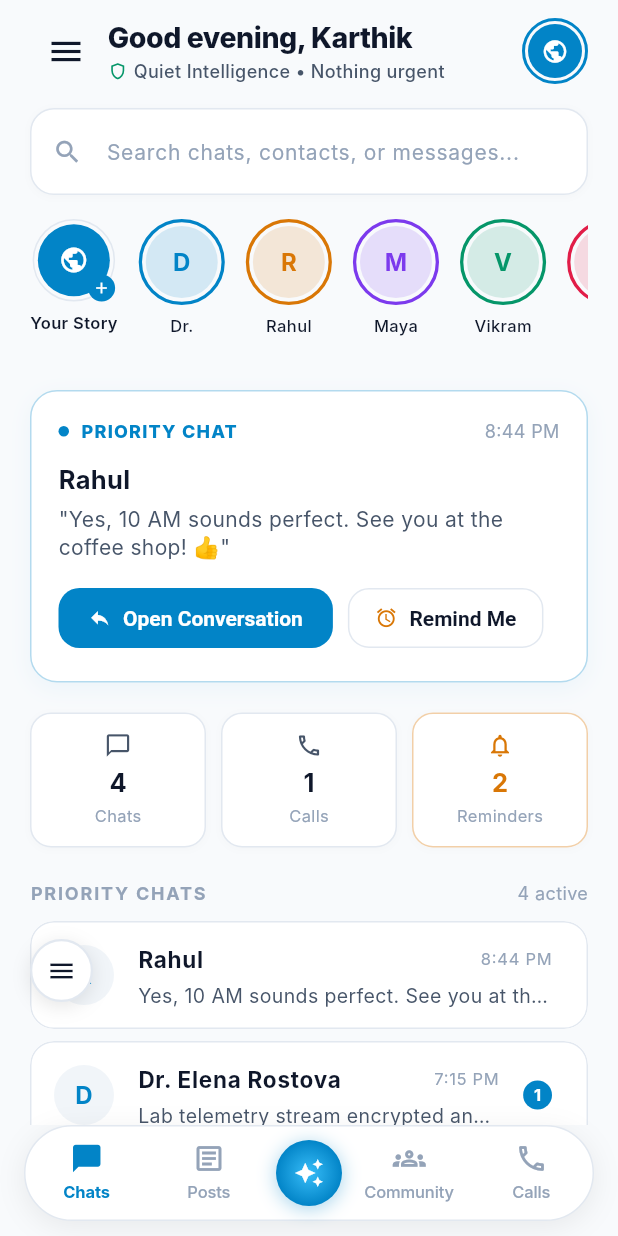
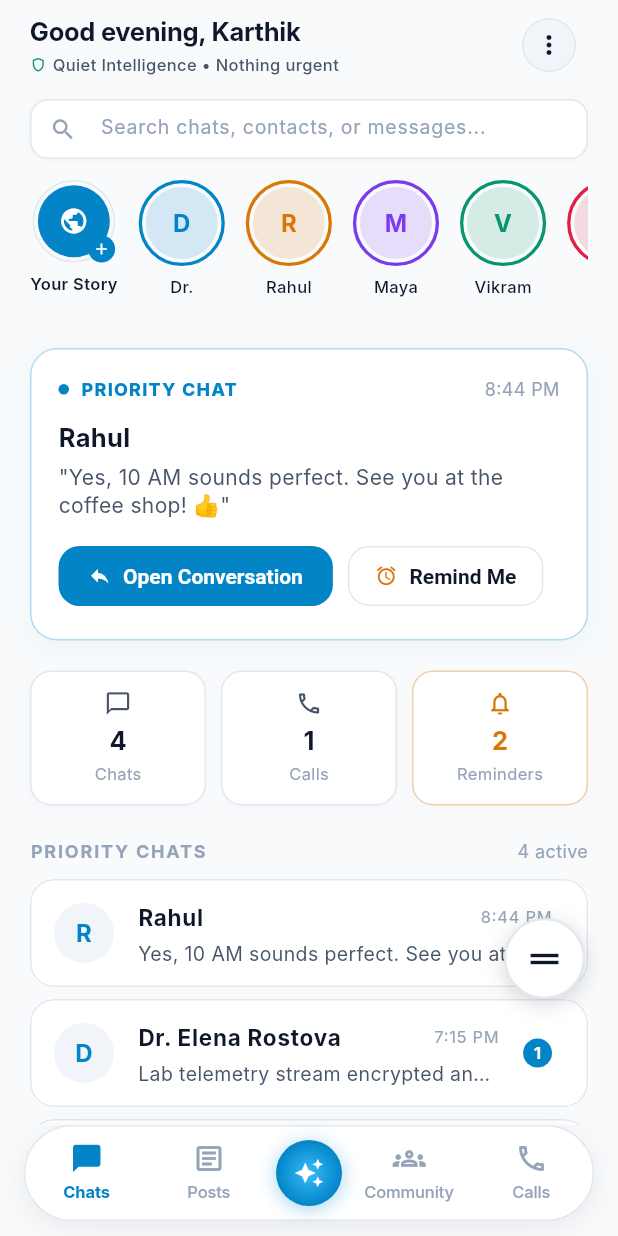
Before and after one commit to karthiknataraj547/Glimmer-messaging-app, a Flutter app: the screen it shows after launch, on a phone screen of 412 x 824 dp. Run offline on Flutter 3.47's test engine with Material 3 defaults, Android fonts, the phone set to English and light mode, and no system bars; missing offline and left inert: pointycastle; Roboto replaces fonts that are missing (Inter).

Commit message:
Refactor top navigation bar, search bar, replace globe with 3-dot dropdown menu, and position enlarged focus widget above calls tab

```diff
--- a/app/lib/features/focus_orbit/presentation/focus_orbit_screen.dart
+++ b/app/lib/features/focus_orbit/presentation/focus_orbit_screen.dart
@@ -368,6 +368,7 @@ class _FocusOrbitScreenState extends State<FocusOrbitScreen> {
       key: _scaffoldKey,
       backgroundColor: NexaColors.canvasLight,
       drawer: _buildAppDrawer(context),
+      endDrawer: _buildAppDrawer(context),
       body: Stack(
         children: [
           SafeArea(
@@ -383,15 +384,18 @@ class _FocusOrbitScreenState extends State<FocusOrbitScreen> {
             ),
           ),
 
-          // Floating Bottom-Left "=" Widget
+          // Floating "=" Focus Orbit Widget (Shifted to right, placed directly above Calls tab, only visible in Chats tab)
+          if (_activeNav == 0)
             Positioned(
-            left: 20,
-            bottom: 82,
+              right: 22,
+              bottom: 84,
+              child: Tooltip(
+                message: 'Focus Controls',
                 child: GestureDetector(
                   onTap: _showOrbitQuickFilters,
                   child: Container(
-                width: 42,
-                height: 42,
+                    width: 54,
+                    height: 54,
                     decoration: BoxDecoration(
                       color: _quietModeActive || _activeFilter != 'All' ? NexaColors.primary : NexaColors.surfaceLight,
                       shape: BoxShape.circle,
@@ -401,16 +405,19 @@ class _FocusOrbitScreenState extends State<FocusOrbitScreen> {
                       ),
                       boxShadow: [
                         BoxShadow(
-                      color: Colors.black.withValues(alpha: 0.1),
-                      blurRadius: 10,
+                          color: (_quietModeActive || _activeFilter != 'All' ? NexaColors.primary : Colors.black).withValues(alpha: 0.16),
+                          blurRadius: 12,
                           offset: const Offset(0, 3),
                         ),
                       ],
                     ),
+                    child: Center(
                       child: Icon(
-                  Icons.menu,
-                  size: 20,
+                        Icons.drag_handle,
+                        size: 28,
                         color: _quietModeActive || _activeFilter != 'All' ? Colors.white : NexaColors.textPrimary,
+                      ),
+                    ),
                   ),
                 ),
               ),
@@ -602,17 +609,17 @@ class _FocusOrbitScreenState extends State<FocusOrbitScreen> {
     return ListView(
       padding: const EdgeInsets.symmetric(horizontal: 20),
       children: [
+        const SizedBox(height: 4),
+        _buildQuietIntelligenceHeader(),
         const SizedBox(height: 10),
-        _buildQuietIntelligenceHeader(),
+
+        // Compact Search Bar
+        _buildSearchBar(),
         const SizedBox(height: 14),
-
-        // Search Bar
-        _buildSearchBar(),
-        const SizedBox(height: 16),
 
         // Horizontally Scrollable Stories Bar
         _buildStoriesRow(),
-        const SizedBox(height: 20),
+        const SizedBox(height: 18),
 
         // Priority Pulse Card
         _buildPriorityCard(context),
@@ -829,72 +836,149 @@ class _FocusOrbitScreenState extends State<FocusOrbitScreen> {
   }
 
   // ==========================================
-  // QUIET INTELLIGENCE TOP BAR WITH 3-LINE MENU
+  // COMPACT TOP NAVIGATION BAR & 3-DOT MENU
   // ==========================================
   Widget _buildQuietIntelligenceHeader() {
-    final avatarColor = _session.currentAvatarPreset['color'] as Color;
-    final avatarIcon = _session.currentAvatarPreset['icon'] as IconData;
-
     return Row(
       mainAxisAlignment: MainAxisAlignment.spaceBetween,
-      children: [
-        Row(
-          children: [
-            // Three-line button to open drawer
-            IconButton(
-              icon: const Icon(Icons.menu, color: NexaColors.textPrimary, size: 26),
-              tooltip: 'Navigation Menu',
-              onPressed: () => _scaffoldKey.currentState?.openDrawer(),
-            ),
-            const SizedBox(width: 4),
+      crossAxisAlignment: CrossAxisAlignment.center,
+      children: [
         Column(
           crossAxisAlignment: CrossAxisAlignment.start,
+          mainAxisSize: MainAxisSize.min,
           children: [
             Text(
               'Good evening, ${_session.name}',
               style: const TextStyle(
                 color: NexaColors.textPrimary,
-                    fontSize: 19,
-                    fontWeight: FontWeight.w800,
-                    letterSpacing: -0.3,
-                  ),
-                ),
+                fontSize: 17,
+                fontWeight: FontWeight.w700,
+                letterSpacing: -0.2,
+              ),
+            ),
+            const SizedBox(height: 2),
             const Row(
               children: [
-                    Icon(Icons.shield_outlined, color: NexaColors.emeraldSecure, size: 13),
+                Icon(Icons.shield_outlined, color: NexaColors.emeraldSecure, size: 11),
                 SizedBox(width: 4),
                 Text(
                   'Quiet Intelligence • Nothing urgent',
-                      style: TextStyle(color: NexaColors.textSecondary, fontSize: 12, fontWeight: FontWeight.w500),
-                    ),
-                  ],
-                ),
-              ],
-            ),
-          ],
-        ),
-
-        // User Profile Picture in Top Bar (Click opens Profile Screen!)
-        GestureDetector(
-          onTap: () => Navigator.push(
+                  style: TextStyle(color: NexaColors.textSecondary, fontSize: 11, fontWeight: FontWeight.w500),
+                ),
+              ],
+            ),
+          ],
+        ),
+
+        // Three-dot button on the right (replacing previous globe icon)
+        PopupMenuButton<String>(
+          icon: Container(
+            width: 36,
+            height: 36,
+            decoration: BoxDecoration(
+              color: NexaColors.elevatedLight,
+              shape: BoxShape.circle,
+              border: Border.all(color: NexaColors.borderLight),
+            ),
+            child: const Icon(Icons.more_vert, color: NexaColors.textPrimary, size: 20),
+          ),
+          tooltip: 'Options & Settings',
+          shape: RoundedRectangleBorder(borderRadius: BorderRadius.circular(16)),
+          color: NexaColors.surfaceLight,
+          elevation: 6,
+          offset: const Offset(0, 42),
+          onSelected: (value) {
+            switch (value) {
+              case 'linked_devices':
+                Navigator.push(context, MaterialPageRoute(builder: (_) => const DeviceLinkQrScreen()));
+                break;
+              case 'settings':
+                ScaffoldMessenger.of(context).showSnackBar(
+                  const SnackBar(content: Text('Settings: All local telemetry and hardware isolated.')),
+                );
+                break;
+              case 'profile':
+                Navigator.push(context, MaterialPageRoute(builder: (_) => const UserProfileScreen()));
+                break;
+              case 'security':
+                Navigator.push(context, MaterialPageRoute(builder: (_) => const PrivacyCenterScreen()));
+                break;
+              case 'vault':
+                Navigator.push(context, MaterialPageRoute(builder: (_) => const RecoveryKeyVaultScreen()));
+                break;
+              case 'lock':
+                _session.logout();
+                Navigator.pushAndRemoveUntil(
                   context,
-            MaterialPageRoute(builder: (_) => const UserProfileScreen()),
-          ),
-          child: Tooltip(
-            message: 'View & Edit Profile',
-            child: Container(
-              padding: const EdgeInsets.all(2),
-              decoration: BoxDecoration(
-                shape: BoxShape.circle,
-                border: Border.all(color: NexaColors.primary, width: 2),
-              ),
-              child: CircleAvatar(
-                radius: 18,
-                backgroundColor: avatarColor,
-                child: Icon(avatarIcon, color: Colors.white, size: 18),
-              ),
-            ),
-          ),
+                  MaterialPageRoute(builder: (_) => const AuthFlowScreen(isLoginInitial: true)),
+                  (route) => false,
+                );
+                break;
+            }
+          },
+          itemBuilder: (ctx) => [
+            const PopupMenuItem<String>(
+              value: 'linked_devices',
+              child: Row(
+                children: [
+                  Icon(Icons.devices, color: NexaColors.primary, size: 18),
+                  SizedBox(width: 12),
+                  Text('Linked Devices', style: TextStyle(fontSize: 13, fontWeight: FontWeight.w600)),
+                ],
+              ),
+            ),
+            const PopupMenuItem<String>(
+              value: 'settings',
+              child: Row(
+                children: [
+                  Icon(Icons.settings_outlined, color: NexaColors.textSecondary, size: 18),
+                  SizedBox(width: 12),
+                  Text('Settings', style: TextStyle(fontSize: 13, fontWeight: FontWeight.w600)),
+                ],
+              ),
+            ),
+            const PopupMenuItem<String>(
+              value: 'profile',
+              child: Row(
+                children: [
+                  Icon(Icons.person_outline, color: NexaColors.textSecondary, size: 18),
+                  SizedBox(width: 12),
+                  Text('Profile & Avatar', style: TextStyle(fontSize: 13, fontWeight: FontWeight.w600)),
+                ],
+              ),
+            ),
+            const PopupMenuItem<String>(
+              value: 'security',
+              child: Row(
+                children: [
+                  Icon(Icons.shield_outlined, color: NexaColors.emeraldSecure, size: 18),
+                  SizedBox(width: 12),
+                  Text('Security & Privacy', style: TextStyle(fontSize: 13, fontWeight: FontWeight.w600)),
+                ],
+              ),
+            ),
+            const PopupMenuItem<String>(
+              value: 'vault',
+              child: Row(
+                children: [
+                  Icon(Icons.vpn_key_outlined, color: NexaColors.amberAttention, size: 18),
+                  SizedBox(width: 12),
+                  Text('Recovery Key Vault', style: TextStyle(fontSize: 13, fontWeight: FontWeight.w600)),
+                ],
+              ),
+            ),
+            const PopupMenuDivider(),
+            const PopupMenuItem<String>(
+              value: 'lock',
+              child: Row(
+                children: [
+                  Icon(Icons.lock_outline, color: NexaColors.rubyDestructive, size: 18),
+                  SizedBox(width: 12),
+                  Text('Lock Vault', style: TextStyle(fontSize: 13, fontWeight: FontWeight.w600, color: NexaColors.rubyDestructive)),
+                ],
+              ),
+            ),
+          ],
         ),
       ],
     );
@@ -902,10 +986,11 @@ class _FocusOrbitScreenState extends State<FocusOrbitScreen> {
 
   Widget _buildSearchBar() {
     return Container(
-      padding: const EdgeInsets.symmetric(horizontal: 14, vertical: 4),
+      height: 40,
+      padding: const EdgeInsets.symmetric(horizontal: 12),
       decoration: BoxDecoration(
         color: NexaColors.surfaceLight,
-        borderRadius: BorderRadius.circular(16),
+        borderRadius: BorderRadius.circular(12),
         border: Border.all(color: NexaColors.borderLight),
         boxShadow: [
           BoxShadow(
@@ -918,21 +1003,24 @@ class _FocusOrbitScreenState extends State<FocusOrbitScreen> {
       child: TextField(
         controller: _searchController,
         onChanged: (val) => setState(() => _searchQuery = val),
-        style: const TextStyle(fontSize: 14),
+        style: const TextStyle(fontSize: 13),
         decoration: InputDecoration(
-          icon: const Icon(Icons.search, color: NexaColors.textMuted, size: 20),
+          isDense: true,
+          contentPadding: const EdgeInsets.symmetric(vertical: 10),
+          icon: const Icon(Icons.search, color: NexaColors.textMuted, size: 18),
           hintText: 'Search chats, contacts, or messages...',
-          hintStyle: const TextStyle(color: NexaColors.textMuted, fontSize: 14),
+          hintStyle: const TextStyle(color: NexaColors.textMuted, fontSize: 13),
           border: InputBorder.none,
           suffixIcon: _searchQuery.isNotEmpty
-              ? IconButton(
-                  icon: const Icon(Icons.close, size: 18),
-                  onPressed: () {
+              ? GestureDetector(
+                  onTap: () {
                     _searchController.clear();
                     setState(() => _searchQuery = '');
                   },
+                  child: const Icon(Icons.close, size: 16, color: NexaColors.textMuted),
                 )
               : null,
+          suffixIconConstraints: const BoxConstraints(minWidth: 24, minHeight: 24),
         ),
       ),
     );
```
Lines whose indentation alone changed are shown as unchanged.
